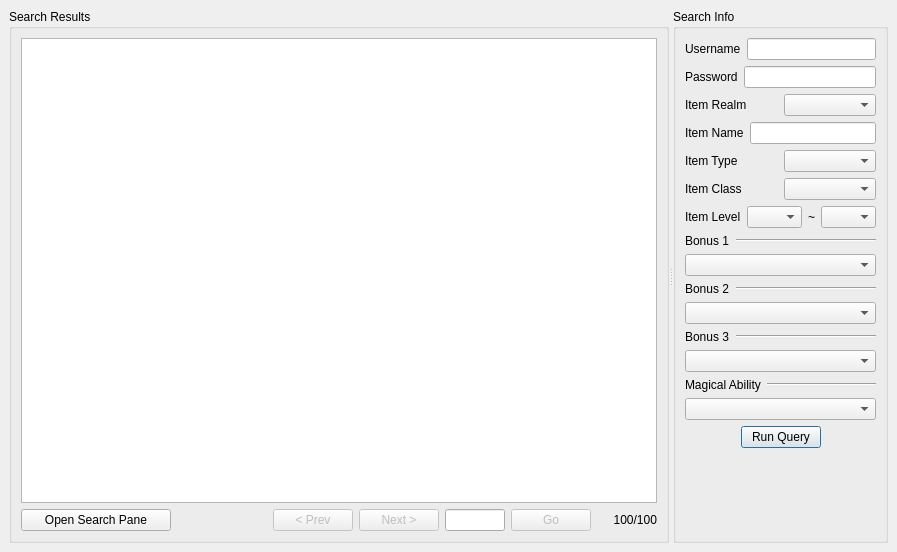
Before: the Qt Designer form Ethinarg.ui in tomkins/spellcraftcalc, drawn with Qt 5.
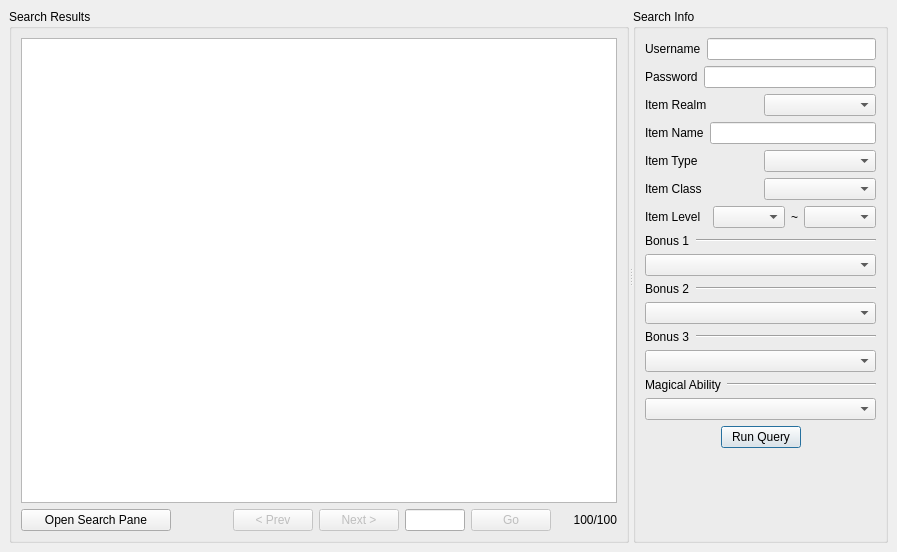
After: the same form once the commit is applied. Custom widgets are drawn as their Qt base class.

Commit message: oops, fix ui file and item level combos

The edit to the form file:
```diff
--- a/Ethinarg.ui
+++ b/Ethinarg.ui
@@ -383,14 +383,20 @@
             <widget class="SearchingCombo" name="minLevelCombo" >
              <property name="sizePolicy" >
               <sizepolicy>
-               <hsizetype>13</hsizetype>
+               <hsizetype>1</hsizetype>
                <vsizetype>0</vsizetype>
                <horstretch>0</horstretch>
                <verstretch>0</verstretch>
               </sizepolicy>
              </property>
+             <property name="minimumSize" >
+              <size>
+               <width>55</width>
+               <height>0</height>
+              </size>
+             </property>
              <property name="sizeAdjustPolicy" >
-              <enum>QComboBox::AdjustToContents</enum>
+              <enum>QComboBox::AdjustToContentsOnFirstShow</enum>
              </property>
             </widget>
            </item>
@@ -413,12 +419,18 @@
             <widget class="SearchingCombo" name="maxLevelCombo" >
              <property name="sizePolicy" >
               <sizepolicy>
-               <hsizetype>13</hsizetype>
+               <hsizetype>1</hsizetype>
                <vsizetype>0</vsizetype>
                <horstretch>0</horstretch>
                <verstretch>0</verstretch>
               </sizepolicy>
              </property>
+             <property name="minimumSize" >
+              <size>
+               <width>55</width>
+               <height>0</height>
+              </size>
+             </property>
              <property name="sizeAdjustPolicy" >
               <enum>QComboBox::AdjustToContents</enum>
              </property>
```
